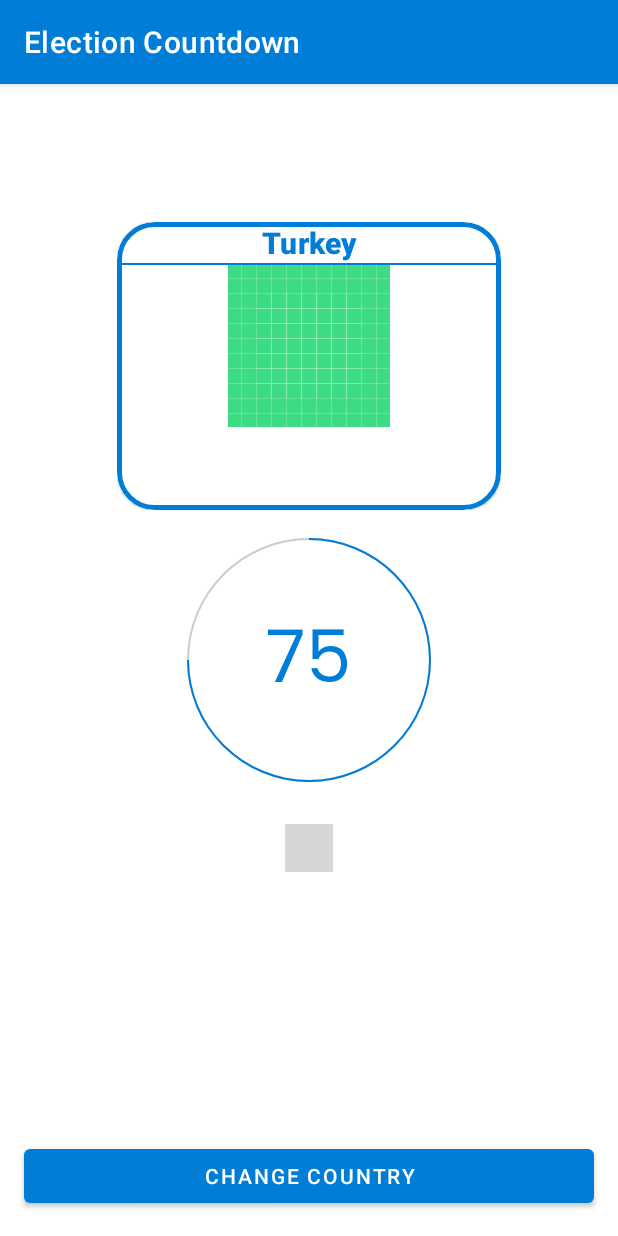
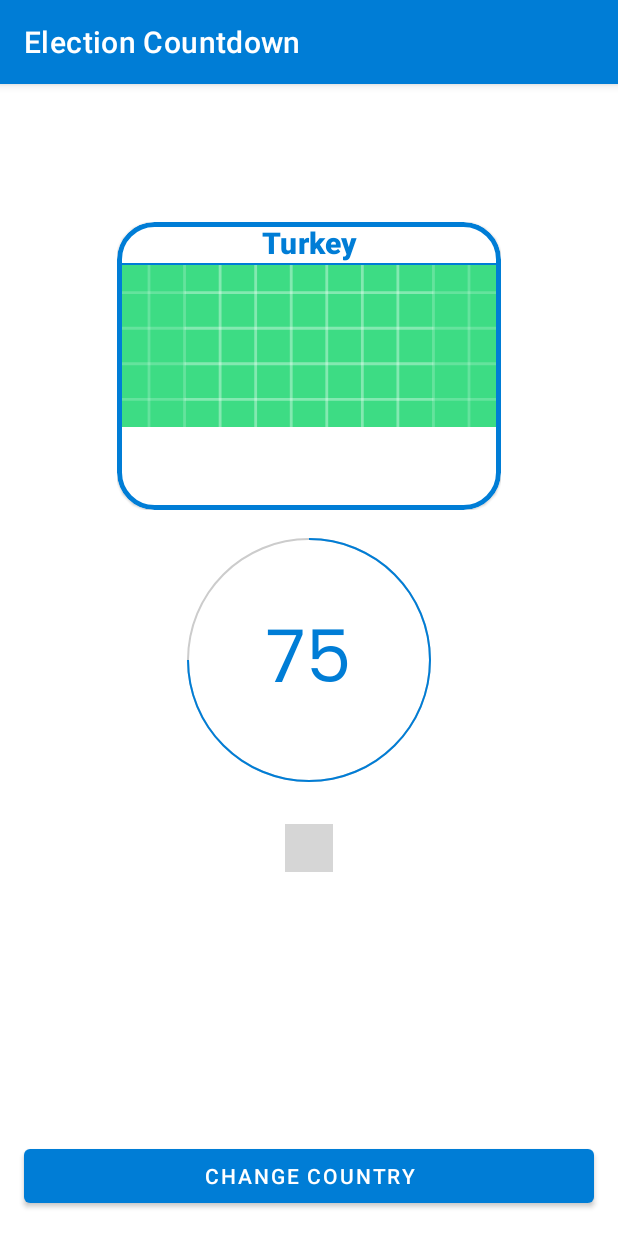
Before and after one commit to Burak-Tasci/ElectionCountDown, an Android app: the fragment CountdownFragment shown on its own in the app's theme, on a phone screen of 412 x 824 dp. Run offline under Robolectric (Android 15) with nearby library versions, the phone set to English and light mode, and no system bars; our stand-ins replace Dagger/Hilt's generated code; plain views replace CountdownView; pictures from the network do not load; 1 statement that could not run was skipped; grey boxes are pictures that could not be loaded.

Commit message:
change | image scale type

```diff
--- a/app/src/main/res/layout/flag_item.xml
+++ b/app/src/main/res/layout/flag_item.xml
@@ -2,6 +2,7 @@
 <LinearLayout xmlns:android="http://schemas.android.com/apk/res/android"
     android:layout_width="match_parent"
     android:layout_height="match_parent"
+    xmlns:tools="http://schemas.android.com/tools"
     android:orientation="horizontal"
     android:gravity="center_horizontal"
     xmlns:app="http://schemas.android.com/apk/res-auto">
@@ -38,8 +39,8 @@
                 android:id="@+id/flag_image_view"
                 android:layout_width="match_parent"
                 android:layout_height="wrap_content"
-                android:scaleType="center"
-                android:src="@drawable/tr" />
+                android:scaleType="centerCrop"
+                tools:src="@drawable/splash_background" />
         </LinearLayout>
 
 
```
